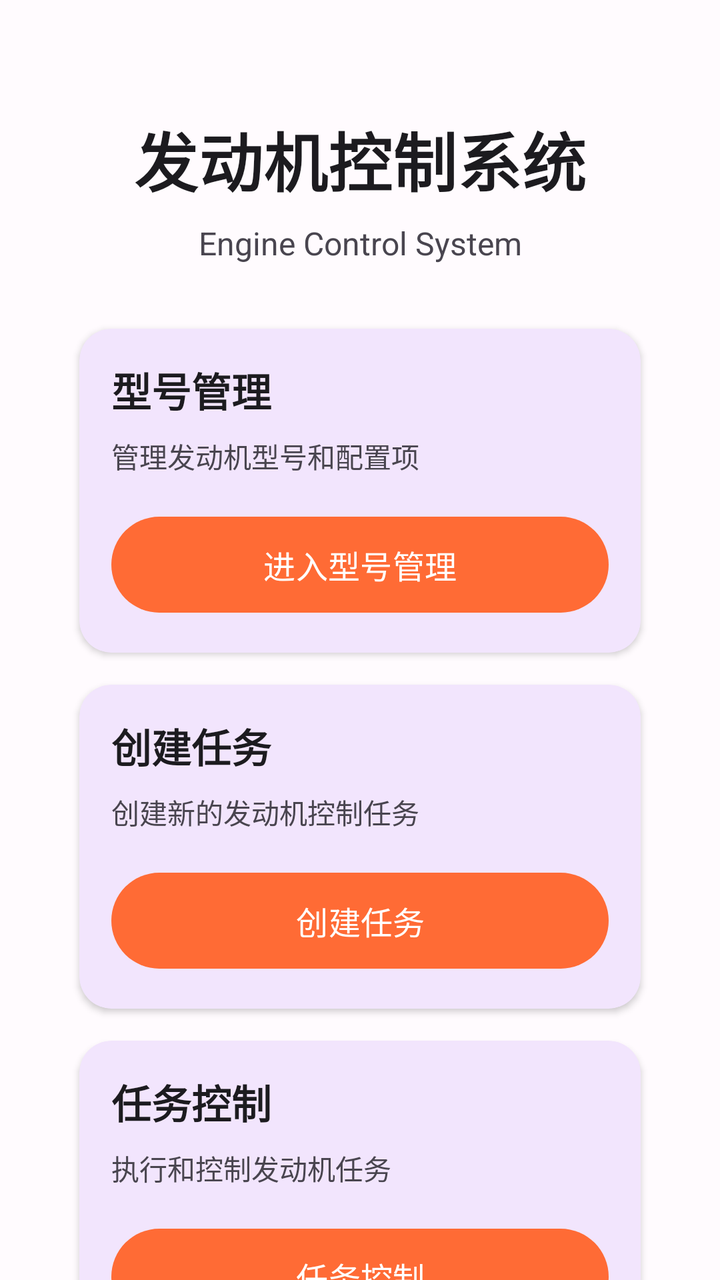
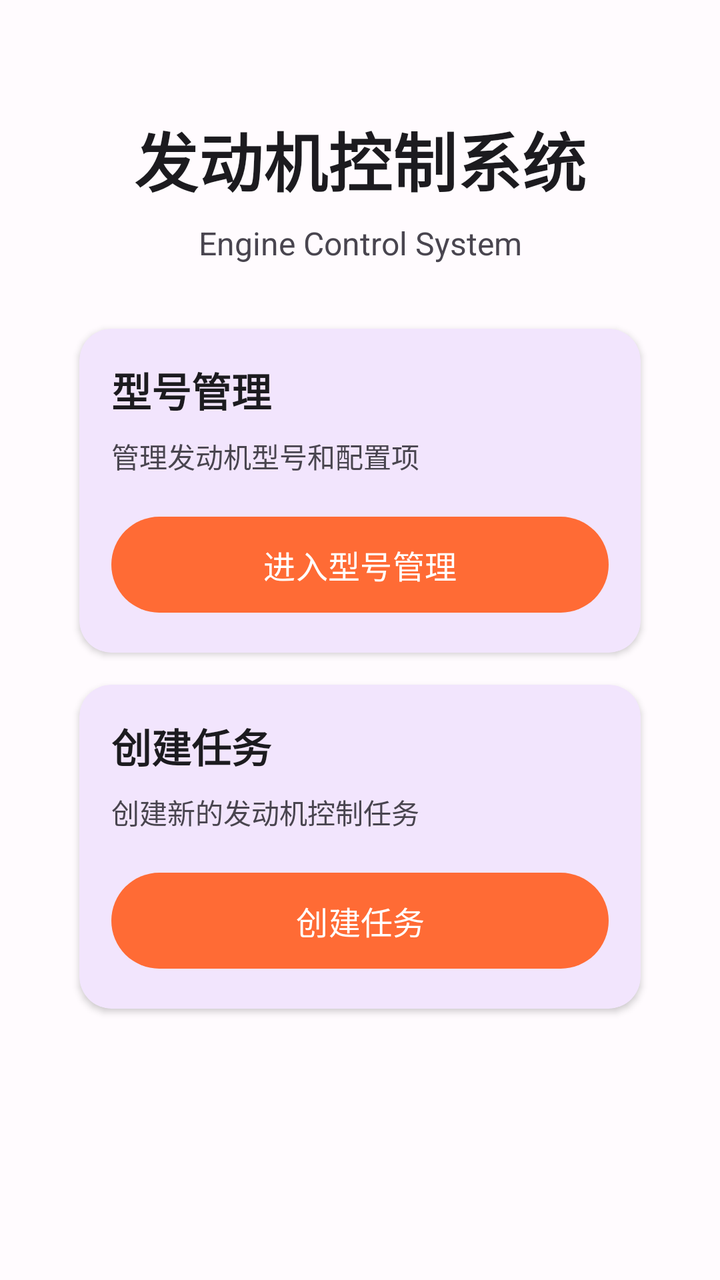

Screens rendered from an Android XML layout before and after an edit, with the pre-edit source and the edit as a unified diff.
<!-- AndroidManifest.xml: application theme Theme.DeviceControl -->
<!-- res/layout/activity_main.xml -->
<?xml version="1.0" encoding="utf-8"?>
<androidx.core.widget.NestedScrollView xmlns:android="http://schemas.android.com/apk/res/android"
    xmlns:app="http://schemas.android.com/apk/res-auto"
    xmlns:tools="http://schemas.android.com/tools"
    android:layout_width="match_parent"
    android:layout_height="match_parent"
    android:background="@color/background"
    android:fillViewport="true">

    <androidx.constraintlayout.widget.ConstraintLayout
        android:layout_width="match_parent"
        android:layout_height="wrap_content"
        android:padding="@dimen/spacing_large">

    
    <TextView
        android:id="@+id/tvTitle"
        android:layout_width="wrap_content"
        android:layout_height="wrap_content"
        android:text="发动机控制系统"
        android:textSize="32sp"
        android:textStyle="bold"
        android:textColor="@color/on_background"
        android:fontFamily="sans-serif-medium"
        android:letterSpacing="0.01"
        app:layout_constraintTop_toTopOf="parent"
        app:layout_constraintStart_toStartOf="parent"
        app:layout_constraintEnd_toEndOf="parent"
        android:layout_marginTop="@dimen/spacing_xlarge" />

    
    <TextView
        android:id="@+id/tvSubtitle"
        android:layout_width="wrap_content"
        android:layout_height="wrap_content"
        android:text="Engine Control System"
        android:textSize="16sp"
        android:textColor="@color/text_secondary"
        app:layout_constraintTop_toBottomOf="@id/tvTitle"
        app:layout_constraintStart_toStartOf="parent"
        app:layout_constraintEnd_toEndOf="parent"
        android:layout_marginTop="@dimen/spacing_small" />

    
    <com.google.android.material.card.MaterialCardView
        android:id="@+id/cardModelManagement"
        android:layout_width="0dp"
        android:layout_height="wrap_content"
        android:layout_marginTop="@dimen/spacing_xlarge"
        app:cardCornerRadius="@dimen/card_corner_radius"
        app:cardElevation="@dimen/card_elevation"
        app:strokeWidth="0dp"
        app:layout_constraintTop_toBottomOf="@id/tvSubtitle"
        app:layout_constraintStart_toStartOf="parent"
        app:layout_constraintEnd_toEndOf="parent"
        app:layout_constraintWidth_percent="0.9">

        <LinearLayout
            android:layout_width="match_parent"
            android:layout_height="wrap_content"
            android:orientation="vertical"
            android:padding="@dimen/card_padding">

            <TextView
                android:layout_width="wrap_content"
                android:layout_height="wrap_content"
                android:text="型号管理"
                android:textSize="20sp"
                android:textStyle="bold"
                android:textColor="@color/on_background"
                android:layout_marginBottom="@dimen/spacing_small" />

            <TextView
                android:layout_width="wrap_content"
                android:layout_height="wrap_content"
                android:text="管理发动机型号和配置项"
                android:textSize="14sp"
                android:textColor="@color/text_secondary"
                android:layout_marginBottom="@dimen/spacing_medium" />

            <com.google.android.material.button.MaterialButton
                android:id="@+id/btnModelManagement"
                android:layout_width="match_parent"
                android:layout_height="@dimen/button_height"
                android:text="进入型号管理"
                style="@style/AccentButton" />
        </LinearLayout>
    </com.google.android.material.card.MaterialCardView>

    
    <com.google.android.material.card.MaterialCardView
        android:id="@+id/cardTaskCreate"
        android:layout_width="0dp"
        android:layout_height="wrap_content"
        android:layout_marginTop="@dimen/spacing_medium"
        app:cardCornerRadius="@dimen/card_corner_radius"
        app:cardElevation="@dimen/card_elevation"
        app:strokeWidth="0dp"
        app:layout_constraintTop_toBottomOf="@id/cardModelManagement"
        app:layout_constraintStart_toStartOf="parent"
        app:layout_constraintEnd_toEndOf="parent"
        app:layout_constraintWidth_percent="0.9">

        <LinearLayout
            android:layout_width="match_parent"
            android:layout_height="wrap_content"
            android:orientation="vertical"
            android:padding="@dimen/card_padding">

            <TextView
                android:layout_width="wrap_content"
                android:layout_height="wrap_content"
                android:text="创建任务"
                android:textSize="20sp"
                android:textStyle="bold"
                android:textColor="@color/on_background"
                android:layout_marginBottom="@dimen/spacing_small" />

            <TextView
                android:layout_width="wrap_content"
                android:layout_height="wrap_content"
                android:text="创建新的发动机控制任务"
                android:textSize="14sp"
                android:textColor="@color/text_secondary"
                android:layout_marginBottom="@dimen/spacing_medium" />

            <com.google.android.material.button.MaterialButton
                android:id="@+id/btnTaskCreate"
                android:layout_width="match_parent"
                android:layout_height="@dimen/button_height"
                android:text="创建任务"
                style="@style/AccentButton" />
        </LinearLayout>
    </com.google.android.material.card.MaterialCardView>

    
    <com.google.android.material.card.MaterialCardView
        android:id="@+id/cardTaskControl"
        android:layout_width="0dp"
        android:layout_height="wrap_content"
        android:layout_marginTop="@dimen/spacing_medium"
        app:cardCornerRadius="@dimen/card_corner_radius"
        app:cardElevation="@dimen/card_elevation"
        app:strokeWidth="0dp"
        app:layout_constraintTop_toBottomOf="@id/cardTaskCreate"
        app:layout_constraintStart_toStartOf="parent"
        app:layout_constraintEnd_toEndOf="parent"
        app:layout_constraintWidth_percent="0.9">

        <LinearLayout
            android:layout_width="match_parent"
            android:layout_height="wrap_content"
            android:orientation="vertical"
            android:padding="@dimen/card_padding">

            <TextView
                android:layout_width="wrap_content"
                android:layout_height="wrap_content"
                android:text="任务控制"
                android:textSize="20sp"
                android:textStyle="bold"
                android:textColor="@color/on_background"
                android:layout_marginBottom="@dimen/spacing_small" />

            <TextView
                android:layout_width="wrap_content"
                android:layout_height="wrap_content"
                android:text="执行和控制发动机任务"
                android:textSize="14sp"
                android:textColor="@color/text_secondary"
                android:layout_marginBottom="@dimen/spacing_medium" />

            <com.google.android.material.button.MaterialButton
                android:id="@+id/btnTaskControl"
                android:layout_width="match_parent"
                android:layout_height="@dimen/button_height"
                android:text="任务控制"
                style="@style/AccentButton" />
        </LinearLayout>
    </com.google.android.material.card.MaterialCardView>

    </androidx.constraintlayout.widget.ConstraintLayout>
</androidx.core.widget.NestedScrollView>
<!-- resources referenced by this layout -->
<resources>
  <color name="background">#FFFBFE</color>
  <color name="on_background">#1C1B1F</color>
  <color name="text_secondary">#49454F</color>
  <dimen name="button_height">56dp</dimen>
  <dimen name="card_corner_radius">16dp</dimen>
  <dimen name="card_elevation">2dp</dimen>
  <dimen name="card_padding">16dp</dimen>
  <dimen name="spacing_large">24dp</dimen>
  <dimen name="spacing_medium">16dp</dimen>
  <dimen name="spacing_small">8dp</dimen>
  <dimen name="spacing_xlarge">32dp</dimen>
  <style name="AccentButton" parent="PrimaryButton">
          <item name="backgroundTint">@color/accent_orange</item>
          <item name="android:textColor">@color/on_accent_orange</item>
      </style>
  <style name="Theme.DeviceControl" parent="Theme.Material3.DayNight.NoActionBar">
          <item name="colorPrimary">@color/purple_500</item>
          <item name="colorOnPrimary">@color/white</item>
          <item name="android:statusBarColor">@color/purple_500</item>
          <item name="android:windowLightStatusBar">false</item>
      </style>
  <style name="PrimaryButton" parent="Widget.Material3.Button">
          <item name="android:layout_height">@dimen/button_height</item>
          <item name="android:minHeight">@dimen/button_height</item>
          <item name="cornerRadius">@dimen/button_corner_radius</item>
          <item name="android:textAllCaps">false</item>
          <item name="android:textSize">16sp</item>
          <item name="android:fontFamily">sans-serif-medium</item>
      </style>
  <color name="accent_orange">#FF6B35</color>
  <color name="on_accent_orange">#FFFFFF</color>
  <color name="purple_500">#6200EE</color>
  <color name="white">#FFFFFF</color>
  <dimen name="button_corner_radius">28dp</dimen>
</resources>

<!-- the commit's change to res/layout/activity_main.xml (unified diff, before → after) -->
@@ -139,6 +139,7 @@
         android:layout_width="0dp"
         android:layout_height="wrap_content"
         android:layout_marginTop="@dimen/spacing_medium"
+        android:visibility="gone"
         app:cardCornerRadius="@dimen/card_corner_radius"
         app:cardElevation="@dimen/card_elevation"
         app:strokeWidth="0dp"
